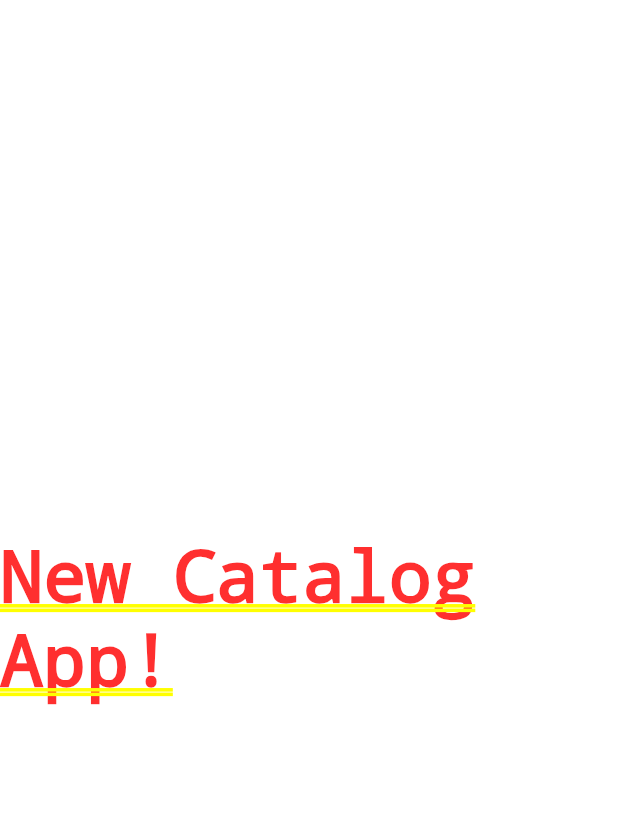
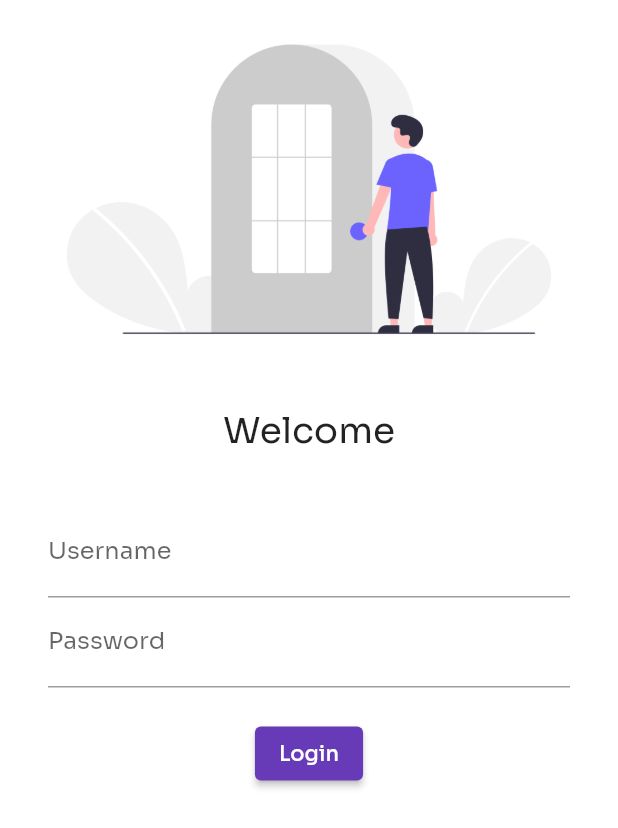
Before and after one commit to sahilpabale/catalog_app, a Flutter app: the screen it shows after launch, on a phone screen of 412 x 824 dp. Shown: the top 828 px of the screen. Run offline on Flutter 3.47's test engine with Material 2 defaults, Android fonts, the phone set to English and light mode, and no system bars; our stand-ins replace google_fonts.

Commit message:
made login page

```diff
--- a/lib/main.dart
+++ b/lib/main.dart
@@ -1,4 +1,7 @@
 import 'package:flutter/material.dart';
+import 'package:google_fonts/google_fonts.dart';
+import 'pages/home_page.dart';
+import 'pages/login_page.dart';
 
 void main() {
   runApp(MyApp());
@@ -10,11 +13,16 @@ class MyApp extends StatelessWidget {
   @override
   Widget build(BuildContext context) {
     return MaterialApp(
-      home: Container(
-        child: Center(
-          child: Text("New Catalog App!"),
-        ),
+      initialRoute: "/",
+      theme: ThemeData(
+        primarySwatch: Colors.deepPurple,
+        fontFamily: GoogleFonts.sora().fontFamily,
       ),
+      routes: {
+        "/": (context) => Login(),
+        "/home": (context) => Home(),
+        "/login": (context) => Login(),
+      },
     );
   }
 }
--- /dev/null
+++ b/lib/pages/home_page.dart
@@ -0,0 +1,23 @@
+import 'package:flutter/material.dart';
+
+class Home extends StatelessWidget {
+  final int days = 30;
+
+  const Home({Key? key}) : super(key: key);
+
+  @override
+  Widget build(BuildContext context) {
+    return Scaffold(
+      appBar: AppBar(
+        title: Text("Catalog App"),
+        centerTitle: true,
+      ),
+      body: Container(
+        child: Center(
+          child: Text("Welcome to $days days of Flutter!"),
+        ),
+      ),
+      drawer: Drawer(),
+    );
+  }
+}
--- /dev/null
+++ b/lib/pages/login_page.dart
@@ -0,0 +1,51 @@
+import 'package:flutter/material.dart';
+
+class Login extends StatelessWidget {
+  const Login({Key? key}) : super(key: key);
+
+  @override
+  Widget build(BuildContext context) {
+    return Material(
+      color: Colors.white,
+      child: Column(
+        children: [
+          Image.asset("resources/images/login_hero.png"),
+          SizedBox(
+            height: 20,
+          ),
+          Text(
+            "Welcome",
+            style: TextStyle(fontSize: 24.0),
+          ),
+          SizedBox(
+            height: 20,
+          ),
+          Padding(
+            padding: EdgeInsets.symmetric(vertical: 16, horizontal: 32),
+            child: Column(
+              children: [
+                TextFormField(
+                  decoration: InputDecoration(
+                      hintText: "Enter Username", labelText: "Username"),
+                ),
+                TextFormField(
+                  obscureText: true,
+                  decoration: InputDecoration(
+                      hintText: "Enter Password", labelText: "Password"),
+                ),
+                SizedBox(
+                  height: 20,
+                ),
+                ElevatedButton(
+                  child: Text("Login"),
+                  style: TextButton.styleFrom(),
+                  onPressed: () {},
+                )
+              ],
+            ),
+          ),
+        ],
+      ),
+    );
+  }
+}
--- a/pubspec.yaml
+++ b/pubspec.yaml
@@ -28,6 +28,7 @@ dependencies:
   # The following adds the Cupertino Icons font to your application.
   # Use with the CupertinoIcons class for iOS style icons.
   cupertino_icons: ^1.0.2
+  google_fonts: ^2.1.0
 
 dev_dependencies:
   flutter_test:
@@ -45,9 +46,8 @@ flutter:
   uses-material-design: true
 
   # To add assets to your application, add an assets section, like this:
-  # assets:
-  #   - images/a_dot_burr.jpeg
-  #   - images/a_dot_ham.jpeg
+  assets:
+    - resources/images/
 
   # An image asset can refer to one or more resolution-specific "variants", see
   # https://flutter.dev/assets-and-images/#resolution-aware.
```
Also changed, not shown: pubspec.lock, resources/images/login_hero.png (added).
